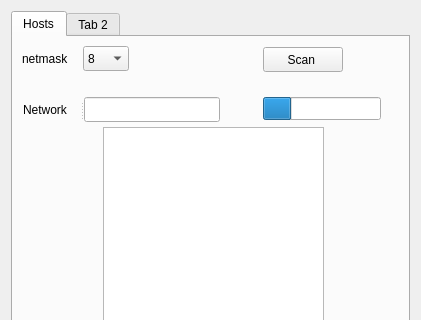
First picture: the form in Master.ui, repository Rahman-Hegazy/Abu-Trika, before the edit; both pictures show x 0 to 421 and y 0 to 320 of the 421 by 499 pixel window.
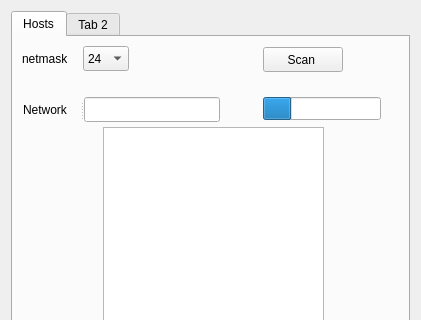
Second picture: the form after the edit.

Commit message: signal and slot to disable and enable widgets

Patch:
```diff
--- a/Master.ui
+++ b/Master.ui
@@ -80,16 +80,6 @@
          <height>25</height>
         </rect>
        </property>
-       <item>
-        <property name="text">
-         <string>8</string>
-        </property>
-       </item>
-       <item>
-        <property name="text">
-         <string>16</string>
-        </property>
-       </item>
        <item>
         <property name="text">
          <string>24</string>
```
Left out of the diff: 10 changed lines with no effect on the pictures. The commit also changes 7 other files.
